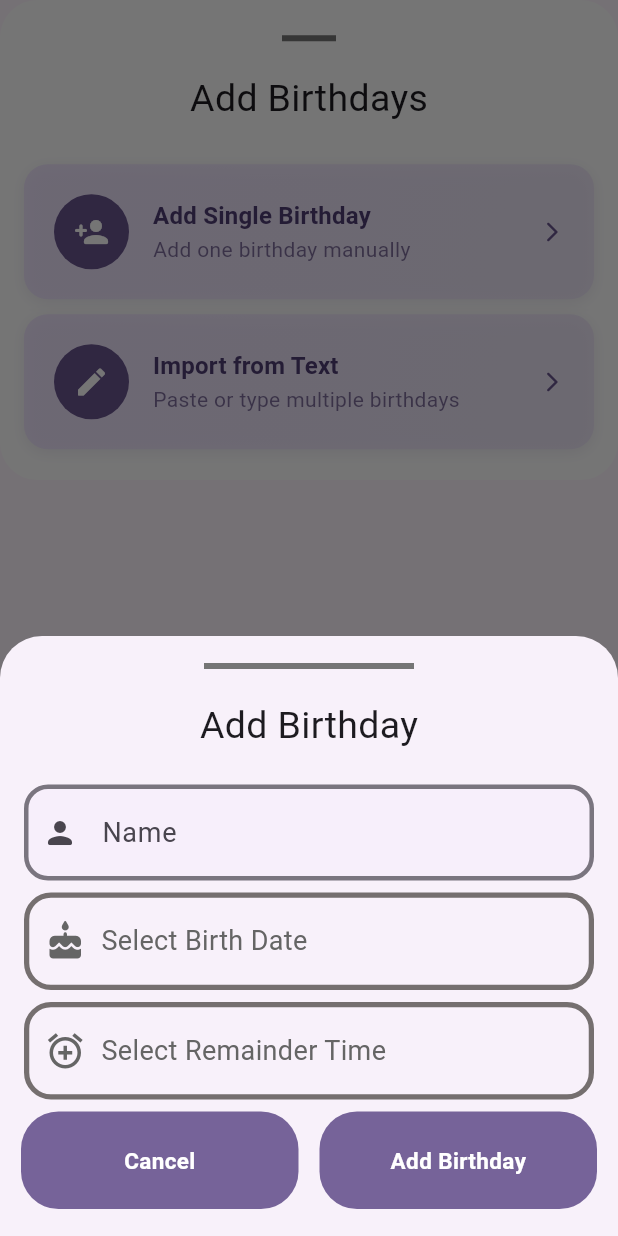
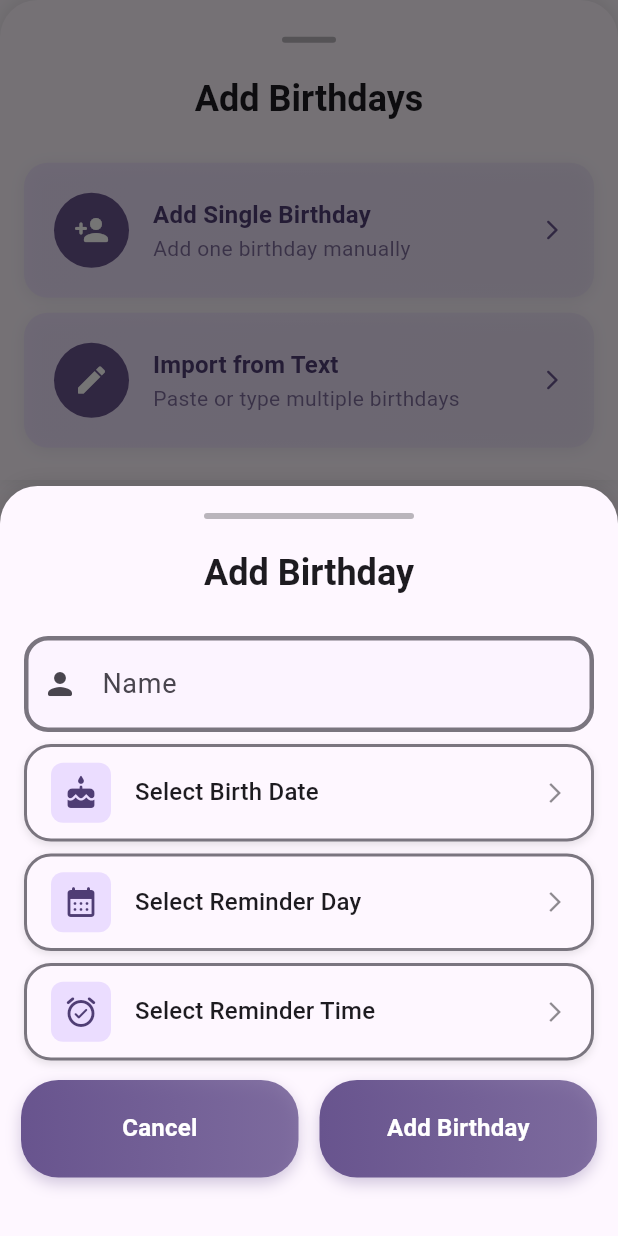
Before and after one commit to Confusedaff/Birday, a Flutter app: the Addbottomwidget widget shown alone on an empty page, opened directly, after a tap on "Add Single Birthday", on a phone screen of 412 x 824 dp. Run offline on Flutter 3.47's test engine with Material 3 defaults, Android fonts, the phone set to English and light mode, and no system bars; Roboto replaces fonts that are missing (SF Pro Display).

Commit message:
fixed theme

```diff
--- a/lib/main.dart
+++ b/lib/main.dart
@@ -7,11 +7,12 @@ void main() {
 
 class MyApp extends StatelessWidget {
   const MyApp({super.key});
+
   @override
   Widget build(BuildContext context) {
     return MaterialApp(
       title: 'Flutter Demo',
-      theme:ThemeData(
+      theme: ThemeData(
         primarySwatch: Colors.purple,
         useMaterial3: true,
         colorScheme: ColorScheme.fromSeed(
@@ -28,6 +29,7 @@ class MyApp extends StatelessWidget {
         ),
         fontFamily: 'SF Pro Display',
       ),
+      themeMode: ThemeMode.system, // This enables automatic theme switching
       debugShowCheckedModeBanner: false,
       home: const HomePage(),
     );
--- a/lib/widgets/addbottomwidget.dart
+++ b/lib/widgets/addbottomwidget.dart
@@ -8,32 +8,41 @@ class Addbottomwidget extends StatelessWidget {
 
   @override
   Widget build(BuildContext context) {
+    final theme = Theme.of(context);
     return Container(
-
       height: 320,
       width: double.infinity,
       decoration: BoxDecoration(
-        color: Colors.white,
-        borderRadius: BorderRadius.circular(25),
+        color: theme.colorScheme.surface,
+        borderRadius: const BorderRadius.vertical(top: Radius.circular(25)),
+        boxShadow: [
+          BoxShadow(
+            color: theme.colorScheme.shadow.withOpacity(0.1),
+            blurRadius: 10,
+            offset: const Offset(0, -2),
+          ),
+        ],
       ),
       child: Column(
         mainAxisAlignment: MainAxisAlignment.spaceEvenly,
         children: [
-
-        Draghandle(width: 36),
-
+          const Draghandle(width: 36),
           Padding(
             padding: const EdgeInsets.only(top: 5.0),
-          child: Center(child: Text("Add Birthdays",style: TextStyle(fontSize: 25),)),
+            child: Center(
+              child: Text(
+                "Add Birthdays",
+                style: theme.textTheme.headlineSmall?.copyWith(
+                  fontWeight: FontWeight.bold,
+                  color: theme.colorScheme.onSurface,
+                ),
+              ),
+            ),
           ),
           Column(
             mainAxisAlignment: MainAxisAlignment.end,
             children: [
-
-            SizedBox(
-              height: 5,
-            ),
-
+              const SizedBox(height: 5),
               Selection(
                 icon: Icons.person_add_rounded,
                 title: 'Add Single Birthday',
@@ -41,22 +50,22 @@ class Addbottomwidget extends StatelessWidget {
                 onTap: () {
                   showModalBottomSheet(
                     context: context,
+                    isScrollControlled: true,
+                    backgroundColor: Colors.transparent,
                     builder: (context) => const Singlebday(),
                   );
                 },
                 selectionBody: null,
               ),
-
               Selection(
-            icon:Icons.edit_rounded,
+                icon: Icons.edit_rounded,
                 title: 'Import from Text',
                 subtitle: 'Paste or type multiple birthdays',
                 onTap: () {
-              print("Prssed Import button");
+                  print("Pressed Import button");
                 },
                 selectionBody: null,
               ),
-
             ],
           ),
         ],
--- a/lib/widgets/appbar.dart
+++ b/lib/widgets/appbar.dart
@@ -1,24 +1,38 @@
 import 'package:flutter/material.dart';
 
-class Appbar extends StatelessWidget implements PreferredSizeWidget{
+class Appbar extends StatelessWidget implements PreferredSizeWidget {
   const Appbar({super.key});
 
   @override
   Widget build(BuildContext context) {
+    final theme = Theme.of(context);
     return AppBar(
-      //backgroundColor: Colors.transparent,
-      backgroundColor: const Color.fromARGB(255, 222, 202, 255),
-      title: Center(child:
-        Text("Birthday App",
-          style: TextStyle(
-            fontFamily: 'SF Pro Display',
-            fontSize: 25,
-            fontWeight: FontWeight.bold
+      backgroundColor: theme.colorScheme.primary.withOpacity(0.1),
+      elevation: 0,
+      title: Center(
+        child: Text(
+          "Birthday App",
+          style: theme.textTheme.headlineMedium?.copyWith(
+            fontWeight: FontWeight.bold,
+            color: theme.colorScheme.primary,
           ),
-        )
+        ),
+      ),
+      flexibleSpace: Container(
+        decoration: BoxDecoration(
+          gradient: LinearGradient(
+            begin: Alignment.topLeft,
+            end: Alignment.bottomRight,
+            colors: [
+              theme.colorScheme.primaryContainer.withOpacity(0.3),
+              theme.colorScheme.secondaryContainer.withOpacity(0.2),
+            ],
+          ),
+        ),
       ),
     );
   }
+
   @override
   Size get preferredSize => const Size.fromHeight(kToolbarHeight);
 }
--- a/lib/widgets/button.dart
+++ b/lib/widgets/button.dart
@@ -12,25 +12,41 @@ class Button extends StatelessWidget {
   @override
   Widget build(BuildContext context) {
     final theme = Theme.of(context);
-    return Container(
+    return Material(
+      color: Colors.transparent,
+      child: InkWell(
+        onTap: tap,
+        borderRadius: BorderRadius.circular(25),
+        child: Container(
           height: 65,
           width: 185,
           decoration: BoxDecoration(
             borderRadius: BorderRadius.circular(25),
-        color: theme.colorScheme.primary.withOpacity(0.9),
+            gradient: LinearGradient(
+              colors: [
+                theme.colorScheme.primary,
+                theme.colorScheme.primary.withOpacity(0.8),
+              ],
+            ),
+            boxShadow: [
+              BoxShadow(
+                color: theme.colorScheme.primary.withOpacity(0.3),
+                blurRadius: 8,
+                offset: const Offset(0, 4),
+              ),
+            ],
           ),
           child: Center(
-        child: GestureDetector(
-          onTap: tap,
             child: Text(
               text,
-            style: TextStyle(
-              fontSize: 15,
+              style: theme.textTheme.titleMedium?.copyWith(
                 fontWeight: FontWeight.bold,
-              color: Colors.white//theme.colorScheme.primary.withOpacity(0.1),
+                color: theme.colorScheme.onPrimary,
               ),
             ),
-        )),
+          ),
+        ),
+      ),
     );
   }
 }
--- a/lib/widgets/dateselector.dart
+++ b/lib/widgets/dateselector.dart
@@ -17,48 +17,74 @@ class Dateselector extends StatelessWidget {
 
   @override
   Widget build(BuildContext context) {
-    return GestureDetector(
+    final theme = Theme.of(context);
+    return Material(
+      color: Colors.transparent,
+      child: InkWell(
         onTap: tap,
+        borderRadius: BorderRadius.circular(18),
         child: Container(
-        height: height,//65,
-        width: width,//380,
+          height: height,
+          width: width,
           decoration: BoxDecoration(
-          //color: theme.colorScheme.primary,
             borderRadius: BorderRadius.circular(18),
-          border: BoxBorder.all(
-            color:  const Color.fromARGB(255, 117, 111, 111),//theme.colorScheme.primary,
-            width: 3.5,
+            border: Border.all(
+              color: theme.colorScheme.outline,
+              width: 2.0,
             ),
+            color: theme.colorScheme.surface,
+            boxShadow: [
+              BoxShadow(
+                color: theme.colorScheme.shadow.withOpacity(0.1),
+                blurRadius: 4,
+                offset: const Offset(0, 2),
+              ),
+            ],
           ),
           child: Row(
             children: [
-
               Padding(
-              padding: const EdgeInsets.only(left:10.0),
+                padding: const EdgeInsets.only(left: 16.0),
+                child: Container(
+                  padding: const EdgeInsets.all(8),
+                  decoration: BoxDecoration(
+                    color: theme.colorScheme.primaryContainer,
+                    borderRadius: BorderRadius.circular(8),
+                  ),
                   child: Icon(
-                icon,//Icons.cake_rounded,
-                color:  const Color.fromARGB(255, 101, 101, 101),
-                size: 28,
+                    icon,
+                    color: theme.colorScheme.onPrimaryContainer,
+                    size: 24,
                   ),
                 ),
-
+              ),
               Padding(
-              padding: const EdgeInsets.only(left: 10.0),
+                padding: const EdgeInsets.only(left: 16.0),
                 child: Text(
-                text,//"Select Birth Date",
-                style: TextStyle(
-                  fontSize: 18,
-                  color:  const Color.fromARGB(255, 101, 101, 101),
-                  fontWeight: FontWeight.w400
+                  text,
+                  style: theme.textTheme.titleMedium?.copyWith(
+                    color: theme.colorScheme.onSurface,
+                    fontWeight: FontWeight.w500,
                   ),
                 ),
-            )
+              ),
+              const Spacer(),
+              Padding(
+                padding: const EdgeInsets.only(right: 16.0),
+                child: Icon(
+                  Icons.arrow_forward_ios,
+                  color: theme.colorScheme.onSurface.withOpacity(0.5),
+                  size: 16,
+                ),
+              ),
             ],
-        )
+          ),
+        ),
       ),
     );
   }
 }
+
 /// A reusable date picker widget with custom styling
 class CustomDatePicker {
   /// Shows a styled date picker dialog
@@ -113,7 +139,6 @@ class CustomDatePicker {
     );
   }
 }
-
 
 /// Utility class for date operations
 class DateUtils {
--- a/lib/widgets/draghandle.dart
+++ b/lib/widgets/draghandle.dart
@@ -5,18 +5,19 @@ class Draghandle extends StatelessWidget {
   const Draghandle({
     super.key,
     required this.width,
-    });
+  });
 
   @override
   Widget build(BuildContext context) {
+    final theme = Theme.of(context);
     return Container(
-    width: width,
-    height: 4,
-    margin: EdgeInsets.only(top: 8, bottom:0),
-    child: Divider(
-      thickness: 4,
-      color: Colors.grey[600],
-    ),
-  );
+      width: width,
+      height: 4,
+      margin: const EdgeInsets.only(top: 8, bottom: 0),
+      decoration: BoxDecoration(
+        color: theme.colorScheme.onSurface.withOpacity(0.3),
+        borderRadius: BorderRadius.circular(2),
+      ),
+    );
   }
 }
--- a/lib/widgets/floatingbutton.dart
+++ b/lib/widgets/floatingbutton.dart
@@ -15,20 +15,24 @@ class _FloatingbuttonState extends State<Floatingbutton> {
     return Transform.scale(
       scale: 1,
       child: Padding(
-        padding:  const EdgeInsets.only(right:5,bottom: 10),
+        padding: const EdgeInsets.only(right: 5, bottom: 10),
         child: FloatingActionButton.extended(
           backgroundColor: theme.colorScheme.primary,
-          //shape: const CircleBorder(),
-          icon: Icon(Icons.cake_rounded,color: Colors.white,),
-          label: Text('Add Birthday',
-                  style: TextStyle(
-                    color: Colors.white
-                  ),
+          foregroundColor: theme.colorScheme.onPrimary,
+          icon: const Icon(Icons.cake_rounded),
+          label: Text(
+            'Add Birthday',
+            style: TextStyle(
+              color: theme.colorScheme.onPrimary,
+              fontWeight: FontWeight.w600,
+            ),
           ),
           elevation: 8,
           onPressed: () {
             showModalBottomSheet(
               context: context,
+              isScrollControlled: true,
+              backgroundColor: Colors.transparent,
               builder: (context) => const Addbottomwidget(),
             );
           },
--- a/lib/widgets/singlebday.dart
+++ b/lib/widgets/singlebday.dart
@@ -12,23 +12,19 @@ class Singlebday extends StatefulWidget {
 }
 
 class _SinglebdayState extends State<Singlebday> {
-
   final TextEditingController nameController = TextEditingController();
 
   @override
   void dispose() {
-
+    nameController.dispose();
     super.dispose();
   }
 
   void _saveInput() {
-
     String inputText = nameController.text;
     print("User entered: $inputText");
-    // ScaffoldMessenger.of(context).showSnackBar(
-    //   SnackBar(content: Text("Saved: $inputText")),
-    // );
   }
+
   @override
   Widget build(BuildContext context) {
     final theme = Theme.of(context);
@@ -36,43 +32,46 @@ class _SinglebdayState extends State<Singlebday> {
       onTap: () => FocusScope.of(context).unfocus(),
       behavior: HitTestBehavior.opaque,
       child: Container(
-        height: 400,
-        width: double.infinity,
-        child: Column(
-          children: [
-            Padding(
+        height: 500,//MediaQuery.of(context).size.height * 0.75,
+        decoration: BoxDecoration(
+          color: theme.colorScheme.surface,
+          borderRadius: const BorderRadius.vertical(top: Radius.circular(25)),
+          boxShadow: [
+            BoxShadow(
+              color: theme.colorScheme.shadow.withOpacity(0.1),
+              blurRadius: 10,
+              offset: const Offset(0, -2),
+            ),
+          ],
+        ),
+        child: SingleChildScrollView(
+          child: Padding(
             padding: const EdgeInsets.only(top: 10),
             child: Column(
               mainAxisAlignment: MainAxisAlignment.spaceEvenly,
               children: [
-
-                  Draghandle(width: 140),
-
+                const Draghandle(width: 140),
                 Padding(
                   padding: const EdgeInsets.only(top: 20.0),
                   child: Text(
                     "Add Birthday",
-                      style: TextStyle(
-                        fontSize:25
+                    style: theme.textTheme.headlineSmall?.copyWith(
+                      fontWeight: FontWeight.bold,
+                      color: theme.colorScheme.onSurface,
                     ),
                   ),
                 ),
-
-                  SizedBox(
-                    height: 5,
-                  ),
-
+                const SizedBox(height: 10),
                 Textfield(
                   labeltext: "Name",
                   prefixIcon: Icons.person_rounded,
                   controller: nameController,
                 ),
-
                 Padding(
-                      padding:  const EdgeInsets.only(left: 16,right: 16,bottom: 8),
+                  padding: const EdgeInsets.only(left: 16, right: 16, bottom: 8),
                   child: Dateselector(
                     height: 65,
-                        width: 380,
+                    width: MediaQuery.of(context).size.width - 32,
                     text: 'Select Birth Date',
                     icon: Icons.cake_rounded,
                     tap: () async {
@@ -91,26 +90,35 @@ class _SinglebdayState extends State<Singlebday> {
                     },
                   ),
                 ),
-
-                    Dateselector(
+                Padding(
+                  padding: const EdgeInsets.only(left: 16, right: 16, bottom: 8),
+                  child: Dateselector(
                     height: 65,
-                      width: 380,
-                      text: "Select Remainder Time",
-                      icon: Icons.alarm_add_outlined,
-                      tap: () {
-
-                      },
+                    width: MediaQuery.of(context).size.width - 32,
+                    text: "Select Reminder Day",
+                    icon: Icons.calendar_month_rounded,
+                    tap: () {},
                   ),
-
+                ),
                 Padding(
-                       padding: const EdgeInsets.only(top: 8,bottom: 8),
+                  padding: const EdgeInsets.only(left: 16, right: 16, bottom: 5),
+                  child: Dateselector(
+                    height: 65,
+                    width: MediaQuery.of(context).size.width - 32,
+                    text: "Select Reminder Time",
+                    icon: Icons.alarm_on_rounded,
+                    tap: () {},
+                  ),
+                ),
+                Padding(
+                  padding: const EdgeInsets.only(top: 8, bottom: 20),
                   child: Row(
                     mainAxisAlignment: MainAxisAlignment.spaceEvenly,
                     children: [
                       Button(
                         text: 'Cancel',
                         tap: () {
-                                 Navigator.popUntil(context, (route) => route.isFirst);
+                          Navigator.pop(context);
                         },
                       ),
                       Button(
@@ -120,12 +128,9 @@ class _SinglebdayState extends State<Singlebday> {
                     ],
                   ),
                 ),
-
-
               ],
-              )
             ),
-          ],
+          ),
         ),
       ),
     );
```
Lines whose indentation alone changed are shown as unchanged.
